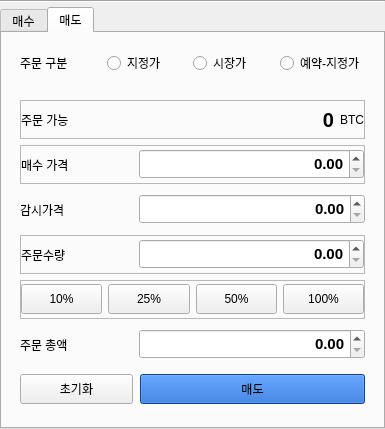
First picture: the form in src/styles/ui/trade.ui, repository showmethecoin/upbit-trader, before the edit.
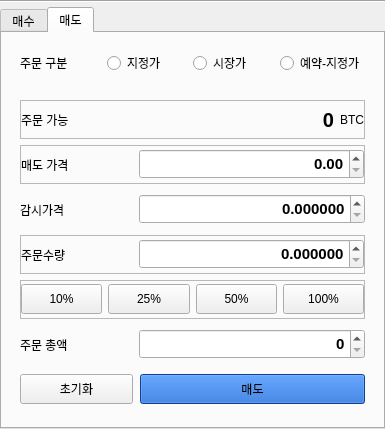
Second picture: the form after the edit. The open tabs and pages were chosen to show the change. Icons and pictures are not drawn.

Commit message:
Implementation completed before actual transaction
fix
- ui
- input error

```diff
--- a/src/styles/ui/trade.ui
+++ b/src/styles/ui/trade.ui
@@ -4068,7 +4068,7 @@
                     <item>
                      <widget class="QLabel" name="label_46">
                       <property name="text">
-                       <string>매수 가격</string>
+                       <string>매도 가격</string>
                       </property>
                      </widget>
                     </item>
@@ -4144,6 +4144,9 @@
                       <property name="showGroupSeparator" stdset="0">
                        <bool>true</bool>
                       </property>
+                      <property name="decimals">
+                       <number>6</number>
+                      </property>
                       <property name="maximum">
                        <double>1000000000000000.000000000000000</double>
                       </property>
@@ -4207,6 +4210,9 @@
                       <property name="showGroupSeparator" stdset="0">
                        <bool>true</bool>
                       </property>
+                      <property name="decimals">
+                       <number>6</number>
+                      </property>
                       <property name="maximum">
                        <double>1000000000000000.000000000000000</double>
                       </property>
@@ -4334,6 +4340,9 @@
                       <property name="showGroupSeparator" stdset="0">
                        <bool>true</bool>
                       </property>
+                      <property name="decimals">
+                       <number>0</number>
+                      </property>
                       <property name="maximum">
                        <double>1000000000000000019884624838656.000000000000000</double>
                       </property>
```
Left out of the diff: 51 changed lines with no effect on the pictures. The commit also changes 1 other file.
